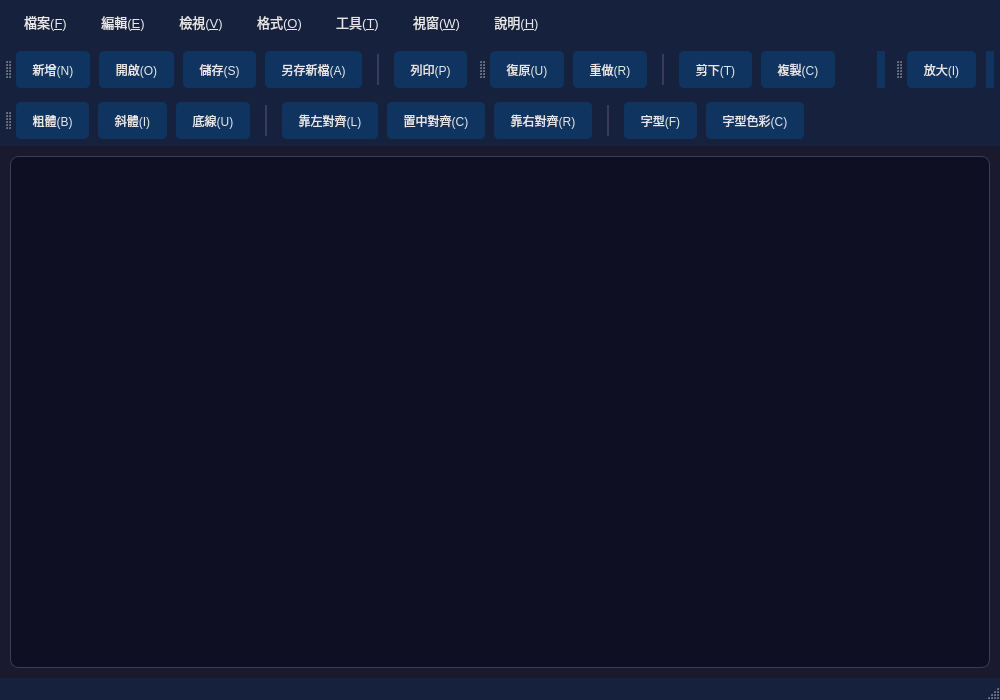
The window that mainwindow.ui (ID41343107/designwindow) describes before a commit, drawn with Qt 5.
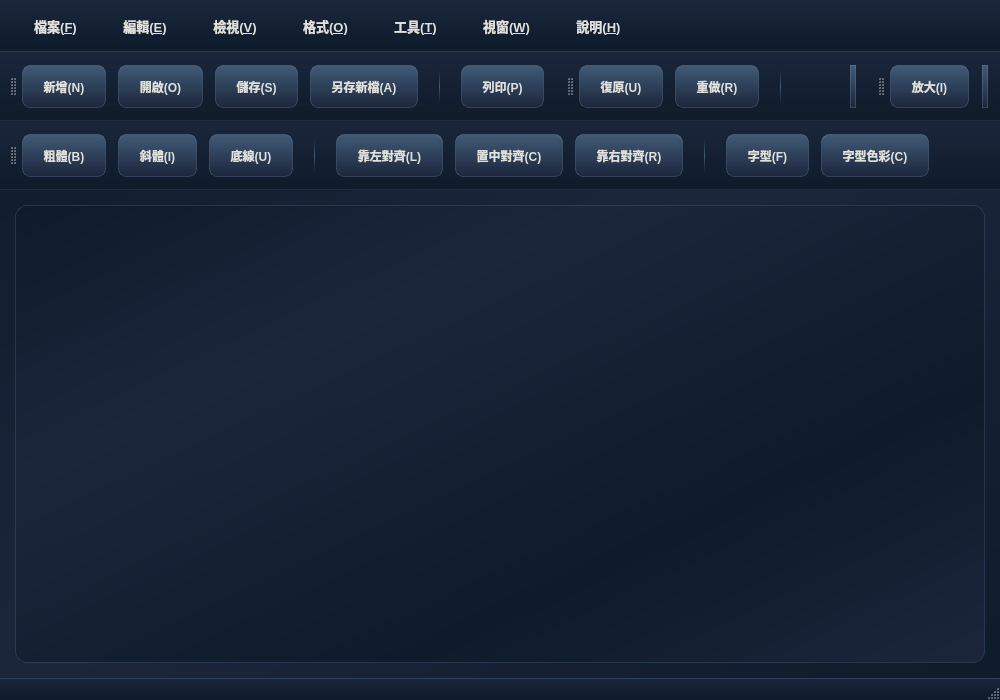
The same window after the commit.

Commit message: Beautify UI with modern gradients and enhanced styling

```diff
--- a/mainwindow.ui
+++ b/mainwindow.ui
@@ -15,25 +15,32 @@
   </property>
   <property name="styleSheet">
    <string notr="true">QMainWindow {
-    background-color: #1a1a2e;
+    background: qlineargradient(x1:0, y1:0, x2:1, y2:1, stop:0 #0d1b2a, stop:0.5 #1b263b, stop:1 #0d1b2a);
 }
 
 QMenuBar {
-    background-color: #16213e;
-    color: #e8e8e8;
-    padding: 4px;
+    background: qlineargradient(x1:0, y1:0, x2:0, y2:1, stop:0 #1b263b, stop:1 #0d1b2a);
+    color: #e0e1dd;
+    padding: 6px 8px;
     font-size: 13px;
+    font-weight: 500;
+    border-bottom: 1px solid rgba(65, 90, 119, 0.5);
 }
 
 QMenuBar::item {
     background-color: transparent;
-    padding: 6px 12px;
-    border-radius: 4px;
-    margin: 2px;
+    padding: 8px 16px;
+    border-radius: 6px;
+    margin: 2px 4px;
 }
 
 QMenuBar::item:selected {
-    background-color: #0f3460;
+    background: qlineargradient(x1:0, y1:0, x2:0, y2:1, stop:0 #415a77, stop:1 #1b263b);
+    color: #ffffff;
+}
+
+QMenuBar::item:pressed {
+    background: qlineargradient(x1:0, y1:0, x2:0, y2:1, stop:0 #778da9, stop:1 #415a77);
 }
 
 QMenu {
@@ -54,31 +61,39 @@
 
 QMenu::separator {
     height: 1px;
-    background: #3a3a5c;
-    margin: 5px 10px;
+    background: qlineargradient(x1:0, y1:0, x2:1, y2:0, stop:0 transparent, stop:0.5 #415a77, stop:1 transparent);
+    margin: 8px 15px;
+}
+
+QMenu::indicator {
+    width: 18px;
+    height: 18px;
+    margin-left: 6px;
 }
 
 QToolBar {
-    background-color: #16213e;
+    background: qlineargradient(x1:0, y1:0, x2:0, y2:1, stop:0 #1b263b, stop:1 #0d1b2a);
     border: none;
-    padding: 5px;
-    spacing: 5px;
+    border-bottom: 1px solid rgba(65, 90, 119, 0.3);
+    padding: 8px 10px;
+    spacing: 6px;
 }
 
 QToolBar::separator {
-    width: 2px;
-    background-color: #3a3a5c;
-    margin: 5px 8px;
+    width: 1px;
+    background: qlineargradient(x1:0, y1:0, x2:0, y2:1, stop:0 transparent, stop:0.5 #415a77, stop:1 transparent);
+    margin: 8px 12px;
 }
 
 QToolButton {
-    background-color: #0f3460;
-    color: #e8e8e8;
-    border: none;
-    border-radius: 5px;
-    padding: 8px 12px;
-    margin: 2px;
+    background: qlineargradient(x1:0, y1:0, x2:0, y2:1, stop:0 #415a77, stop:1 #1b263b);
+    color: #e0e1dd;
+    border: 1px solid rgba(119, 141, 169, 0.3);
+    border-radius: 8px;
+    padding: 10px 16px;
+    margin: 3px;
     font-size: 12px;
+    font-weight: 500;
 }
 
 QToolButton:hover {
@@ -86,37 +101,100 @@
 }
 
 QToolButton:pressed {
-    background-color: #e94560;
+    background: qlineargradient(x1:0, y1:0, x2:0, y2:1, stop:0 #e63946, stop:1 #9d0208);
+    border: 1px solid #e63946;
+}
+
+QToolButton:checked {
+    background: qlineargradient(x1:0, y1:0, x2:0, y2:1, stop:0 #2a9d8f, stop:1 #264653);
+    border: 1px solid #2a9d8f;
+    color: #ffffff;
 }
 
 QStatusBar {
-    background-color: #16213e;
-    color: #e8e8e8;
-    padding: 5px;
+    background: qlineargradient(x1:0, y1:0, x2:0, y2:1, stop:0 #1b263b, stop:1 #0d1b2a);
+    color: #778da9;
+    padding: 8px 12px;
+    font-size: 12px;
+    border-top: 1px solid rgba(65, 90, 119, 0.5);
+}
+
+QStatusBar::item {
+    border: none;
+}
+
+QScrollBar:vertical {
+    background: #0d1b2a;
+    width: 12px;
+    border-radius: 6px;
+    margin: 0;
+}
+
+QScrollBar::handle:vertical {
+    background: qlineargradient(x1:0, y1:0, x2:1, y2:0, stop:0 #415a77, stop:1 #778da9);
+    border-radius: 6px;
+    min-height: 30px;
+}
+
+QScrollBar::handle:vertical:hover {
+    background: qlineargradient(x1:0, y1:0, x2:1, y2:0, stop:0 #778da9, stop:1 #e0e1dd);
+}
+
+QScrollBar::add-line:vertical, QScrollBar::sub-line:vertical {
+    height: 0;
+}
+
+QScrollBar:horizontal {
+    background: #0d1b2a;
+    height: 12px;
+    border-radius: 6px;
+    margin: 0;
+}
+
+QScrollBar::handle:horizontal {
+    background: qlineargradient(x1:0, y1:0, x2:0, y2:1, stop:0 #415a77, stop:1 #778da9);
+    border-radius: 6px;
+    min-width: 30px;
+}
+
+QScrollBar::handle:horizontal:hover {
+    background: qlineargradient(x1:0, y1:0, x2:0, y2:1, stop:0 #778da9, stop:1 #e0e1dd);
+}
+
+QScrollBar::add-line:horizontal, QScrollBar::sub-line:horizontal {
+    width: 0;
+}
+
+QToolTip {
+    background-color: #1b263b;
+    color: #e0e1dd;
+    border: 1px solid #415a77;
+    border-radius: 6px;
+    padding: 8px 12px;
     font-size: 12px;
 }</string>
   </property>
   <widget class="QWidget" name="centralwidget">
    <layout class="QVBoxLayout" name="verticalLayout">
     <property name="leftMargin">
-     <number>10</number>
+     <number>15</number>
     </property>
     <property name="topMargin">
-     <number>10</number>
+     <number>15</number>
     </property>
     <property name="rightMargin">
-     <number>10</number>
+     <number>15</number>
     </property>
     <property name="bottomMargin">
-     <number>10</number>
+     <number>15</number>
     </property>
     <item>
      <widget class="QFrame" name="contentFrame">
       <property name="styleSheet">
        <string notr="true">QFrame#contentFrame {
-    background-color: #0f0f23;
-    border: 1px solid #3a3a5c;
-    border-radius: 8px;
+    background: qlineargradient(x1:0, y1:0, x2:1, y2:1, stop:0 #0d1b2a, stop:0.3 #1b263b, stop:0.7 #0d1b2a, stop:1 #1b263b);
+    border: 1px solid rgba(65, 90, 119, 0.4);
+    border-radius: 12px;
 }</string>
       </property>
       <property name="frameShape">
```
Left out of the diff: 21 changed lines with no effect on the pictures.
